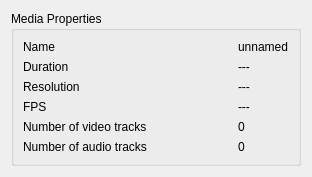
The window that src/Gui/media/ui/ClipMetadataDisplayer.ui (luyikei/VLMC) describes before a commit, drawn with Qt 5.
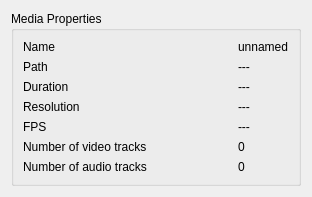
The same window after the commit.

Commit message: MetadataDisplayer: Display the file path.

```diff
--- a/src/Gui/media/ui/ClipMetadataDisplayer.ui
+++ b/src/Gui/media/ui/ClipMetadataDisplayer.ui
@@ -40,21 +40,21 @@
         </property>
        </widget>
       </item>
-      <item row="1" column="0">
+      <item row="2" column="0">
        <widget class="QLabel" name="durationLabel">
         <property name="text">
          <string>Duration</string>
         </property>
        </widget>
       </item>
-      <item row="1" column="1">
+      <item row="2" column="1">
        <widget class="QLabel" name="durationValueLabel">
         <property name="text">
          <string>---</string>
         </property>
        </widget>
       </item>
-      <item row="2" column="0">
+      <item row="3" column="0">
        <widget class="QLabel" name="resolutionLabel">
         <property name="sizePolicy">
          <sizepolicy hsizetype="Expanding" vsizetype="Preferred">
@@ -67,7 +67,7 @@
         </property>
        </widget>
       </item>
-      <item row="2" column="1">
+      <item row="3" column="1">
        <widget class="QLabel" name="resolutionValueLabel">
         <property name="sizePolicy">
          <sizepolicy hsizetype="Maximum" vsizetype="Minimum">
@@ -80,7 +80,7 @@
         </property>
        </widget>
       </item>
-      <item row="3" column="0">
+      <item row="4" column="0">
        <widget class="QLabel" name="fpsLabel">
         <property name="sizePolicy">
          <sizepolicy hsizetype="Expanding" vsizetype="Preferred">
@@ -93,41 +93,55 @@
         </property>
        </widget>
       </item>
-      <item row="3" column="1">
+      <item row="4" column="1">
        <widget class="QLabel" name="fpsValueLabel">
         <property name="text">
          <string>---</string>
         </property>
        </widget>
       </item>
-      <item row="4" column="0">
+      <item row="5" column="0">
        <widget class="QLabel" name="nbVideoTracks">
         <property name="text">
          <string>Number of video tracks</string>
         </property>
        </widget>
       </item>
-      <item row="5" column="0">
+      <item row="6" column="0">
        <widget class="QLabel" name="nbAudioTracks">
         <property name="text">
          <string>Number of audio tracks</string>
         </property>
        </widget>
       </item>
-      <item row="5" column="1">
+      <item row="6" column="1">
        <widget class="QLabel" name="nbAudioTracksValueLabel">
         <property name="text">
          <string>0</string>
         </property>
        </widget>
       </item>
-      <item row="4" column="1">
+      <item row="5" column="1">
        <widget class="QLabel" name="nbVideoTracksValueLabel">
         <property name="text">
          <string>0</string>
         </property>
        </widget>
       </item>
+      <item row="1" column="0">
+       <widget class="QLabel" name="pathLabel">
+        <property name="text">
+         <string>Path</string>
+        </property>
+       </widget>
+      </item>
+      <item row="1" column="1">
+       <widget class="QLabel" name="pathValueLabel">
+        <property name="text">
+         <string>---</string>
+        </property>
+       </widget>
+      </item>
      </layout>
     </widget>
    </item>
```
The commit also changes 1 other file.
